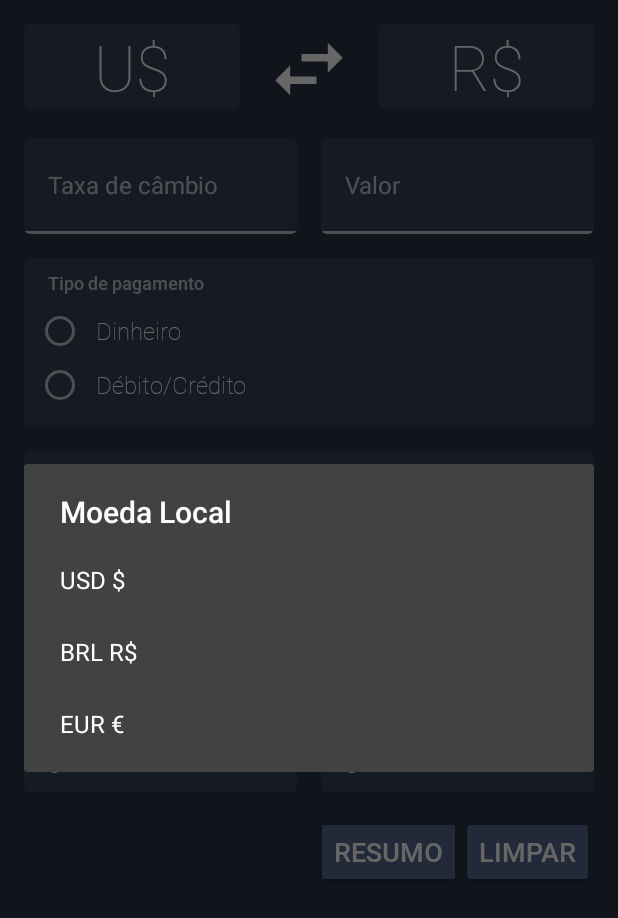
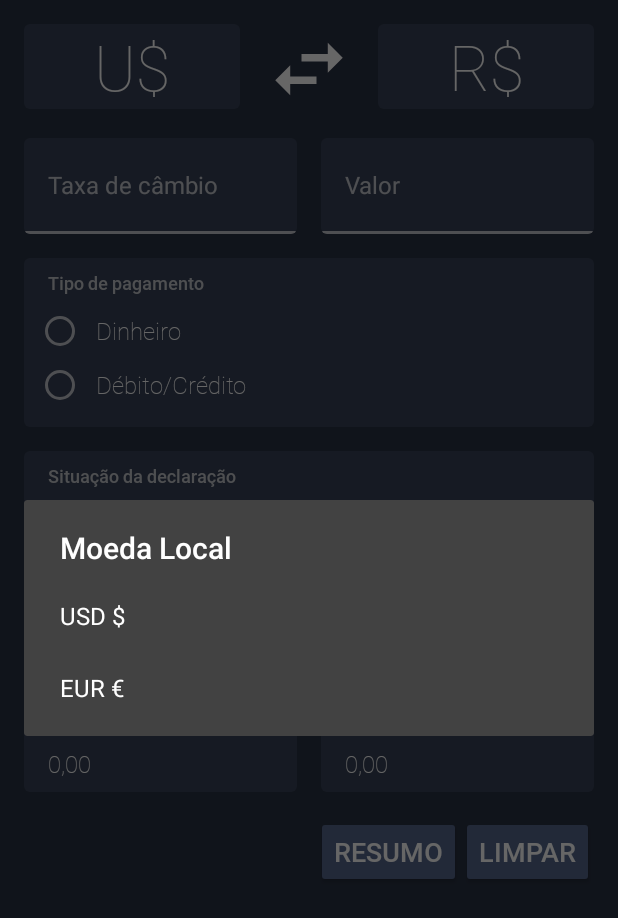
Before and after one commit to luisfernandezbr/travel-tools-android, an Android app: the screen it shows after launch (MainCalculatorActivity), after a tap on "U$", on a phone screen of 412 x 824 dp. Shown: the top 918 px of the screen. Run offline under Robolectric (Android 15) with nearby library versions, the phone set to English and light mode, and no system bars; libraries missing offline, so code that uses them is left out: android.net.sip, br.com.concretesolutions; 2 statements that could not run were skipped.

Commit message:
bug fix - symbols position and limiting type and change currencies.

```diff
--- a/travel-tools-android/app/src/main/java/br/com/mobiplus/ferramentadeviajem/MainCalculatorActivity.java
+++ b/travel-tools-android/app/src/main/java/br/com/mobiplus/ferramentadeviajem/MainCalculatorActivity.java
@@ -93,19 +93,19 @@ public class MainCalculatorActivity extends AppCompatActivity implements Callbac
 //        final TextView campoSimboloConvertida = (TextView) findViewById(R.id.simboloMoedaConvertida);
         final TextView moedaValor = findViewById(R.id.moedaValor);
         final TextView moedaConvert = findViewById(R.id.moedaConvert);
+        final TextView txtTotal = findViewById(R.id.txtTotal);
         final Button detalhes = (Button) findViewById(R.id.btnDetalhes);
         final Button limpar = (Button) findViewById(R.id.btnLimpar);
         final RadioGroup campoPagamento = (RadioGroup) findViewById(R.id.rgPagamento);
         final RadioGroup campoSituacao = (RadioGroup) findViewById(R.id.rgSituacao);
         final LinearLayout moedaEuro = (LinearLayout) findViewById(R.id.moedaEuro);
-        imageSwap = findViewById(R.id.imageSwap);
+//        imageSwap = findViewById(R.id.imageSwap);
 //        changeMoeda = (ImageButton) findViewById(R.id.imagem_change);
         campoTaxa = (ExtendedEditText) findViewById(R.id.taxa);
 
-        array_moeda = new String[3];
+        array_moeda = new String[2];
         array_moeda[0] = "USD $";
-        array_moeda[1] = "BRL R$";
-        array_moeda[2] = "EUR €";
+        array_moeda[1] = "EUR €";
 
 
 
@@ -133,16 +133,13 @@ public class MainCalculatorActivity extends AppCompatActivity implements Callbac
                         idLocal = i;
                         if (i == 0) {
                             moedaValor.setText("U$");
-                            campoTaxa.setPrefix("U$ ");
+                            campoValor.setPrefix("U$ ");
+                            txtTotal.setText("Total em U$");
                             retrofitService.getCurrency("USD", "USD,BRL,EUR",  getApplicationContext(), MainCalculatorActivity.this);
                         } else if (i == 1) {
-                            moedaValor.setText("R$");
-                            campoTaxa.setPrefix("R$ ");
-                            retrofitService.getCurrency("BRL", "BRL,USD,EUR",  getApplicationContext(), MainCalculatorActivity.this);
-
-                        } else if (i == 2) {
                             moedaValor.setText("€");
-                            campoTaxa.setPrefix("€ ");
+                            campoValor.setPrefix("€ ");
+                            txtTotal.setText("Total em €");
                             retrofitService.getCurrency("EUR", "USD,BRL,EUR", getApplicationContext(), MainCalculatorActivity.this);
                         }
                     }
@@ -150,7 +147,7 @@ public class MainCalculatorActivity extends AppCompatActivity implements Callbac
 
         final Dialog dialogMoedalocal = builderMoeda.create();
 
-        builderMoeda = new AlertDialog.Builder(MainCalculatorActivity.this);
+/*        builderMoeda = new AlertDialog.Builder(MainCalculatorActivity.this);
         builderMoeda.setTitle("Moeda para conversão")
                 .setItems(array_moeda, new DialogInterface.OnClickListener() {
                     @Override
@@ -178,16 +175,16 @@ public class MainCalculatorActivity extends AppCompatActivity implements Callbac
                 });
 
         final Dialog dialogMoedaConvert = builderMoeda.create();
-
+*/
 
 //        formato = NumberFormat.getInstance();
 //        formato.setMinimumFractionDigits(2);
 //        formato.setMaximumFractionDigits(2);
 
 //        campoConvert.setText("0");
-        campoValor.setText("0");
-        campoTotalUS.setText("0");
-        campoTotalBR.setText("0");
+//        campoValor.setText("0");
+        campoTotalUS.setText("0,00");
+        campoTotalBR.setText("0,00");
 
         final CustoViagem viagem = new CustoViagem();
 
@@ -363,7 +360,7 @@ public class MainCalculatorActivity extends AppCompatActivity implements Callbac
             }
         });
 
-        moedaConvert.setOnClickListener(new View.OnClickListener() {
+/*        moedaConvert.setOnClickListener(new View.OnClickListener() {
             @Override
             public void onClick(View view) {
                 dialogMoedaConvert.show();
@@ -397,11 +394,9 @@ public class MainCalculatorActivity extends AppCompatActivity implements Callbac
             }
         });
 
+*/
     }
 
-    private void testando(View view){
-        view.getId();
-    }
 
         /*
         spinnerMoedaConvert.setOnItemSelectedListener(new AdapterView.OnItemSelectedListener() {
--- a/travel-tools-android/app/src/main/res/layout/activity_main.xml
+++ b/travel-tools-android/app/src/main/res/layout/activity_main.xml
@@ -13,6 +13,7 @@
         android:gravity="center_horizontal"
         android:orientation="vertical"
         android:padding="@dimen/margin_default">
+
 
         <RelativeLayout
             android:layout_width="match_parent"
@@ -37,7 +38,6 @@
                 android:layout_centerInParent="true"
                 android:layout_marginLeft="@dimen/margin_default"
                 android:layout_marginRight="@dimen/margin_default"
-                android:clickable="true"
                 android:background="@drawable/ic_swap_horiz_black_24dp" />
 
             <TextView
@@ -74,7 +74,7 @@
                     android:layout_height="wrap_content"
                     android:selectAllOnFocus="true"
                     android:text=""
-                    app:prefix="U$ "
+                    app:prefix="R$ "
                     style="@style/EditText" />
 
             </studio.carbonylgroup.textfieldboxes.TextFieldBoxes>
@@ -94,7 +94,7 @@
                     android:layout_width="match_parent"
                     android:layout_height="wrap_content"
                     android:selectAllOnFocus="true"
-                    app:prefix="R$ "
+                    app:prefix="U$ "
                     style="@style/EditText" />
 
             </studio.carbonylgroup.textfieldboxes.TextFieldBoxes>
@@ -215,6 +215,7 @@
                 android:orientation="vertical">
 
                 <TextView
+                    android:id="@+id/txtTotal"
                     style="@style/AppThemeDark.Title"
                     android:layout_width="match_parent"
                     android:layout_height="wrap_content"
```
